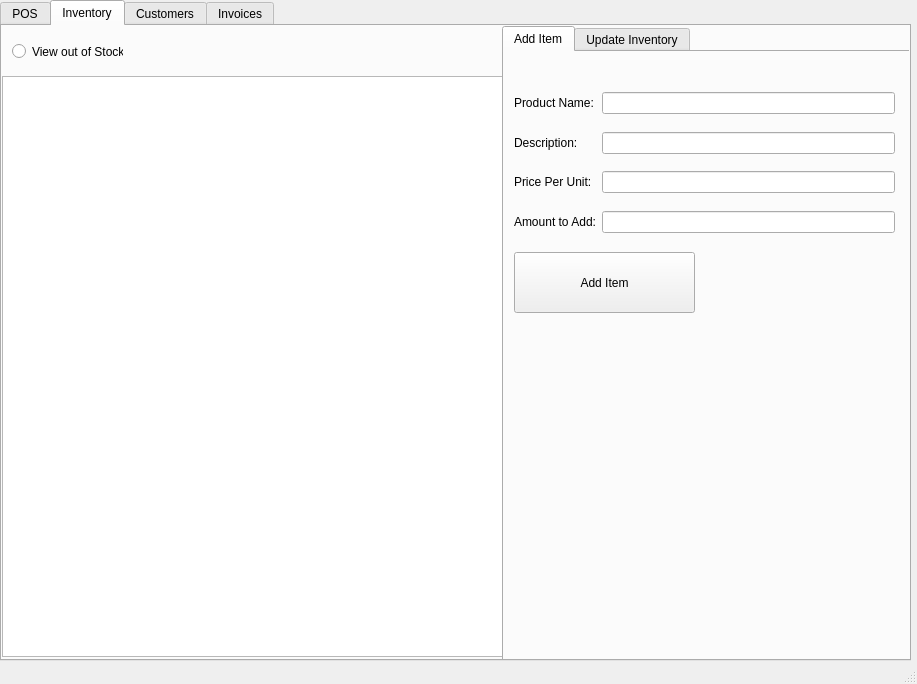
Above: GUI.ui from QAPT12/Semester-Group-Project before the change. Below: the same form after it.
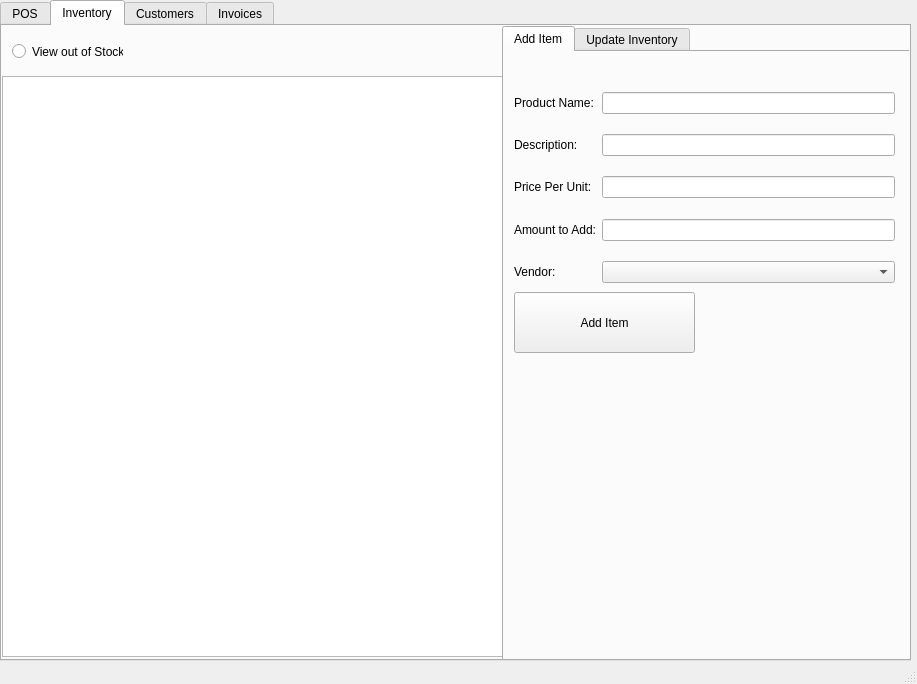
That is the form after the change. The open tabs and pages were chosen to show the change.

Commit message: created generic sql functions, most sql functions for customers made. started sql functions for invoices and inventory. Also added vendors tab to the inventory section of the GUI

What changed in the file:
```diff
--- a/GUI.ui
+++ b/GUI.ui
@@ -329,7 +329,7 @@
           <x>10</x>
           <y>40</y>
           <width>381</width>
-          <height>141</height>
+          <height>191</height>
          </rect>
         </property>
         <layout class="QFormLayout" name="formLayout">
@@ -412,13 +412,36 @@
            </property>
           </spacer>
          </item>
+         <item row="8" column="0">
+          <widget class="QLabel" name="label_39">
+           <property name="text">
+            <string>Vendor:</string>
+           </property>
+          </widget>
+         </item>
+         <item row="7" column="1">
+          <spacer name="verticalSpacer_19">
+           <property name="orientation">
+            <enum>Qt::Vertical</enum>
+           </property>
+           <property name="sizeHint" stdset="0">
+            <size>
+             <width>20</width>
+             <height>40</height>
+            </size>
+           </property>
+          </spacer>
+         </item>
+         <item row="8" column="1">
+          <widget class="QComboBox" name="cmb_inventory_add_vendor"/>
+         </item>
         </layout>
        </widget>
        <widget class="QPushButton" name="btn_inventory_add_item">
         <property name="geometry">
          <rect>
           <x>10</x>
-          <y>200</y>
+          <y>240</y>
           <width>181</width>
           <height>61</height>
          </rect>
```
Left out of the diff: 10 changed lines with no effect on the pictures. The commit also changes 3 other files.
